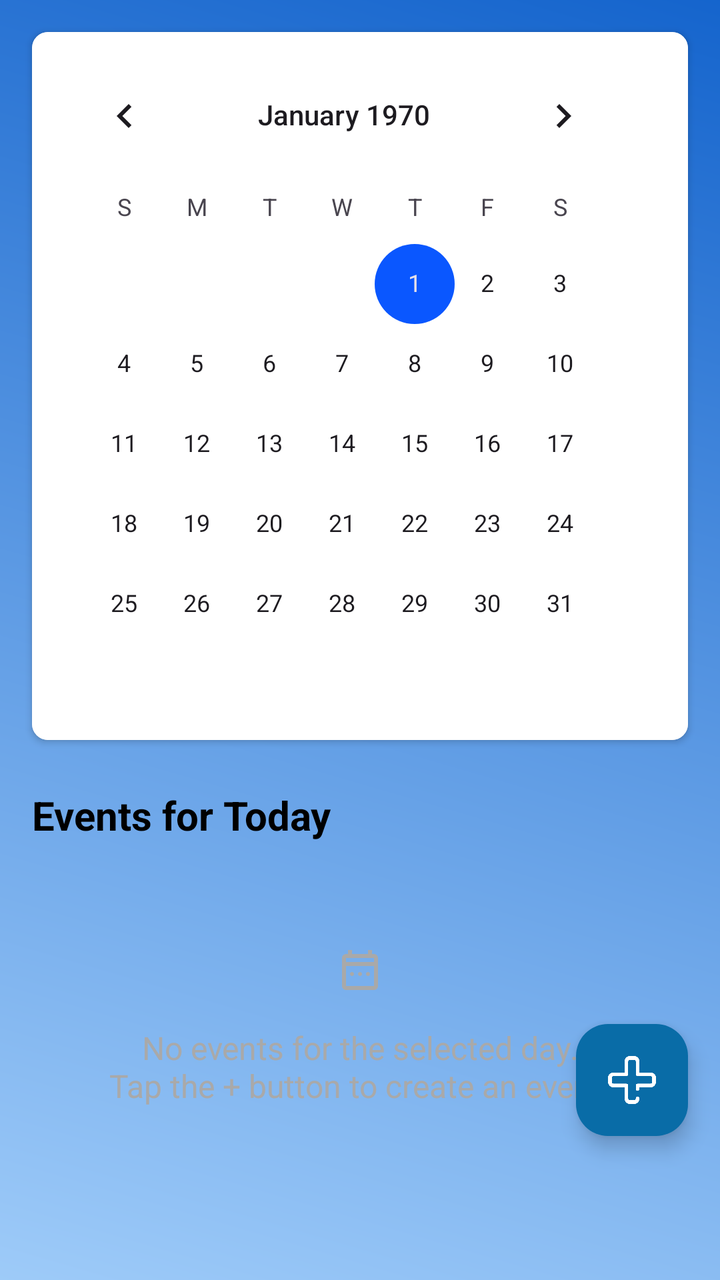
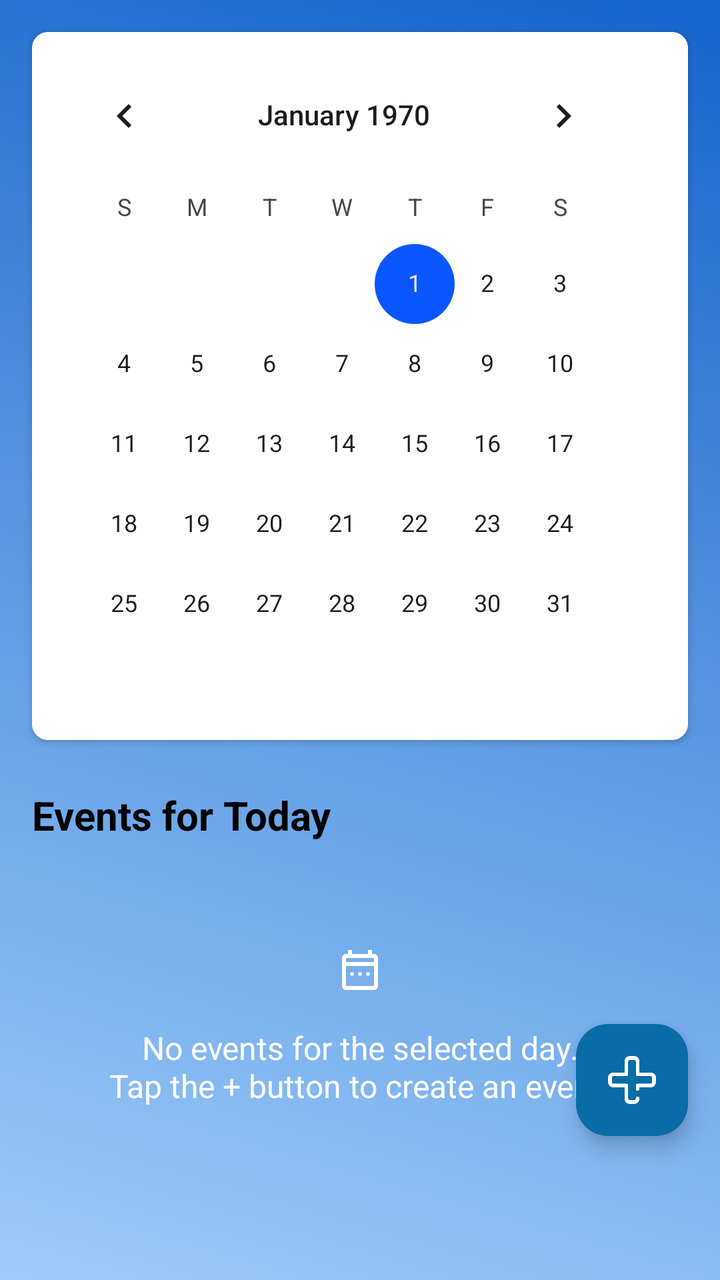

Screens rendered from an Android XML layout before and after an edit, with the pre-edit source and the edit as a unified diff.
<!-- AndroidManifest.xml: application theme Theme.PoolApp -->
<!-- res/layout/po_calendar.xml -->
<?xml version="1.0" encoding="utf-8"?>
<androidx.constraintlayout.widget.ConstraintLayout
    xmlns:android="http://schemas.android.com/apk/res/android"
    xmlns:app="http://schemas.android.com/apk/res-auto"
    xmlns:tools="http://schemas.android.com/tools"
    android:layout_width="match_parent"
    android:layout_height="match_parent"
    android:background="@drawable/pbg"
    tools:context=".PO_Calendar">

    <androidx.core.widget.NestedScrollView
        android:layout_width="match_parent"
        android:layout_height="0dp"
        android:clipToPadding="false"
        android:paddingBottom="80dp"
        app:layout_constraintTop_toTopOf="parent"
        app:layout_constraintBottom_toBottomOf="parent">

        <LinearLayout
            android:layout_width="match_parent"
            android:layout_height="wrap_content"
            android:orientation="vertical">

            <androidx.cardview.widget.CardView
                android:id="@+id/calendar_card"
                android:layout_width="match_parent"
                android:layout_height="wrap_content"
                android:layout_margin="16dp"
                app:cardCornerRadius="8dp"
                app:cardElevation="2dp">

                <CalendarView
                    android:id="@+id/calendar_view"
                    android:layout_width="match_parent"
                    android:layout_height="wrap_content"
                    android:background="@color/white"
                    android:focusedMonthDateColor="@color/black"
                    android:padding="8dp"
                    android:selectedWeekBackgroundColor="@color/PrimaryColour"
                    android:unfocusedMonthDateColor="@color/grey" />

            </androidx.cardview.widget.CardView>

            <TextView
                android:id="@+id/tv_events_header"
                android:layout_width="match_parent"
                android:layout_height="wrap_content"
                android:paddingHorizontal="16dp"
                android:paddingTop="8dp"
                android:paddingBottom="4dp"
                android:text="Events for Today"
                android:textColor="@color/black"
                android:textSize="20sp"
                android:textStyle="bold" />

            <androidx.recyclerview.widget.RecyclerView
                android:id="@+id/rv_events"
                android:layout_width="match_parent"
                android:layout_height="wrap_content"
                android:clipToPadding="false"
                android:nestedScrollingEnabled="false"
                android:paddingHorizontal="16dp"
                android:paddingBottom="16dp"
                tools:itemCount="3"
                tools:listitem="@layout/item_event_list" />

            <TextView
                android:id="@+id/tv_no_events"
                android:layout_width="match_parent"
                android:layout_height="wrap_content"
                android:drawableTop="@drawable/ic_calendar_white_24dp"
                android:drawablePadding="16dp"
                android:drawableTint="@color/grey"
                android:gravity="center"
                android:padding="32dp"
                android:text="No events for the selected day.\nTap the + button to create an event."
                android:textColor="@color/grey"
                android:textSize="16sp" />

        </LinearLayout>
    </androidx.core.widget.NestedScrollView>

    <com.google.android.material.floatingactionbutton.FloatingActionButton
        android:id="@+id/fab_add_event"
        android:layout_width="wrap_content"
        android:layout_height="wrap_content"
        android:layout_marginEnd="16dp"
        android:layout_marginBottom="72dp"
        android:src="@drawable/plus"
        app:tint="@color/white"
        app:backgroundTint="@color/PrimaryColour"
        app:layout_constraintBottom_toBottomOf="parent"
        app:layout_constraintEnd_toEndOf="parent"
        android:contentDescription="Add Event" />

</androidx.constraintlayout.widget.ConstraintLayout>
<!-- res/layout/item_event_list.xml (included above) -->
<?xml version="1.0" encoding="utf-8"?>
<androidx.cardview.widget.CardView
    xmlns:android="http://schemas.android.com/apk/res/android"
    xmlns:app="http://schemas.android.com/apk/res-auto"
    android:id="@+id/card_event"
    android:layout_width="match_parent"
    android:layout_height="wrap_content"
    android:layout_marginBottom="8dp"
    app:cardCornerRadius="8dp"
    app:cardElevation="2dp">

    <LinearLayout
        android:layout_width="match_parent"
        android:layout_height="wrap_content"
        android:orientation="horizontal"
        android:padding="16dp"
        android:gravity="center_vertical">

        <View
            android:id="@+id/view_status_indicator"
            android:layout_width="8dp"
            android:layout_height="match_parent"
            android:minHeight="50dp"
            android:layout_marginEnd="12dp"
            android:background="@color/PrimaryColour" />

        <LinearLayout
            android:layout_width="0dp"
            android:layout_height="wrap_content"
            android:layout_weight="1"
            android:orientation="vertical">

            <TextView
                android:id="@+id/tv_event_title"
                android:layout_width="wrap_content"
                android:layout_height="wrap_content"
                android:text="Backwash Filter"
                android:textColor="@color/black"
                android:textSize="18sp"
                android:textStyle="bold"
                android:maxLines="1"
                android:ellipsize="end"/>

            <LinearLayout
                android:layout_width="wrap_content"
                android:layout_height="wrap_content"
                android:orientation="horizontal"
                android:layout_marginTop="4dp"
                android:gravity="center_vertical">

                <ImageView
                    android:layout_width="16dp"
                    android:layout_height="16dp"
                    android:src="@drawable/ic_clock_white_24dp"
                    app:tint="@color/grey"
                    android:layout_marginEnd="6dp"
                    android:contentDescription="Time" />

                <TextView
                    android:id="@+id/tv_event_time"
                    android:layout_width="wrap_content"
                    android:layout_height="wrap_content"
                    android:text="10:00 AM - 11:00 AM"
                    android:textSize="16sp"
                    android:textColor="@color/grey"/>

                <TextView
                    android:layout_width="wrap_content"
                    android:layout_height="wrap_content"
                    android:text=" | "
                    android:textSize="14sp"
                    android:textColor="@color/grey"/>

                <TextView
                    android:id="@+id/tv_event_status"
                    android:layout_width="wrap_content"
                    android:layout_height="wrap_content"
                    android:text="Scheduled"
                    android:textSize="16sp"
                    android:textColor="@color/PrimaryColour"
                    android:textStyle="italic"/>
            </LinearLayout>

        </LinearLayout>

        <ImageView
            android:layout_width="24dp"
            android:layout_height="24dp"
            android:src="@drawable/ic_arrow_forward_black_24dp"
            app:tint="@color/grey"
            android:contentDescription="Details" />

    </LinearLayout>
</androidx.cardview.widget.CardView>
<!-- resources referenced by this layout -->
<resources>
  <color name="PrimaryColour">#096ca7</color>
  <color name="black">#FF000000</color>
  <color name="grey">#A9A9A9</color>
  <color name="white">#FFFFFFFF</color>
  <!-- drawable ic_arrow_forward_black_24dp (drawable) -->
  <vector xmlns:android="http://schemas.android.com/apk/res/android"
      android:width="24dp"
      android:height="24dp"
      android:viewportWidth="24"
      android:viewportHeight="24"
      android:tint="#000000"> <path
      android:fillColor="@android:color/black"
      android:pathData="M12,4l-1.41,1.41L16.17,11H4v2h12.17l-5.58,5.59L12,20l8,-8z"/>
  </vector>
  <!-- drawable ic_calendar_white_24dp (drawable) -->
  <vector xmlns:android="http://schemas.android.com/apk/res/android"
      android:width="24dp"
      android:height="24dp"
      android:viewportWidth="24"
      android:viewportHeight="24">
      <path
          android:fillColor="@color/white"
          android:pathData="M19,4H18V2H16V4H8V2H6V4H5C3.89,4 3,4.9 3,6V20C3,21.11 3.9,22 5,22H19C20.11,22 21,21.11 21,20V6C21,4.9 20.11,4 19,4M19,20H5V10H19V20M19,8H5V6H19V8M12,13C12.55,13 13,13.45 13,14C13,14.55 12.55,15 12,15C11.45,15 11,14.55 11,14C11,13.45 11.45,13 12,13M16,13C16.55,13 17,13.45 17,14C17,14.55 16.55,15 16,15C15.45,15 15,14.55 15,14C15,13.45 15.45,13 16,13M8,13C8.55,13 9,13.45 9,14C9,14.55 8.55,15 8,15C7.45,15 7,14.55 7,14C7,13.45 7.45,13 8,13Z" />
  </vector>
  <!-- drawable ic_clock_white_24dp (drawable) -->
  <vector xmlns:android="http://schemas.android.com/apk/res/android"
      android:width="24dp"
      android:height="24dp"
      android:viewportWidth="24"
      android:viewportHeight="24">
      <path
          android:fillColor="@color/white"
          android:pathData="M12,20A8,8 0 0,0 20,12A8,8 0 0,0 12,4A8,8 0 0,0 4,12A8,8 0 0,0 12,20M12,2A10,10 0 0,1 22,12A10,10 0 0,1 12,22C6.47,22 2,17.5 2,12A10,10 0 0,1 12,2M12.5,7V12.25L17,14.92L16.25,16.15L11,13V7H12.5Z" />
  </vector>
  <!-- drawable pbg: png bitmap (drawable, 122204 bytes) -->
  <!-- drawable plus: png bitmap (drawable, 10759 bytes) -->
  <style name="Theme.PoolApp" parent="Theme.Material3.DayNight.NoActionBar">
          <item name="colorPrimary">@color/colorPrimary</item>
          <item name="colorPrimaryVariant">@color/colorPrimaryVariant</item>
          <item name="colorOnPrimary">@color/colorOnPrimary</item>
          <item name="colorSecondary">@color/colorSecondary</item>
          <item name="colorOnSecondary">@color/colorOnSecondary</item>
          <item name="colorSurface">@color/colorSurface</item>
          <item name="colorOnSurface">@color/colorOnSurface</item>
          <item name="android:statusBarColor" tools:targetApi="l">?attr/colorPrimaryVariant</item>
      </style>
  <color name="colorPrimary">#096ca7</color>
  <color name="colorPrimaryVariant">#034b75</color>
  <color name="colorOnPrimary">#FFFFFF</color>
  <color name="colorSecondary">#0A57FF</color>
  <color name="colorOnSecondary">#FFFFFF</color>
  <color name="colorSurface">#FFFFFF</color>
  <color name="colorOnSurface">#1C1B1F</color>
</resources>

<!-- the commit's change to res/layout/po_calendar.xml (unified diff, before → after) -->
@@ -70,11 +70,11 @@
                 android:layout_height="wrap_content"
                 android:drawableTop="@drawable/ic_calendar_white_24dp"
                 android:drawablePadding="16dp"
-                android:drawableTint="@color/grey"
+                android:drawableTint="@color/colorSurface"
                 android:gravity="center"
                 android:padding="32dp"
                 android:text="No events for the selected day.\nTap the + button to create an event."
-                android:textColor="@color/grey"
+                android:textColor="@color/colorSurface"
                 android:textSize="16sp" />
 
         </LinearLayout>
